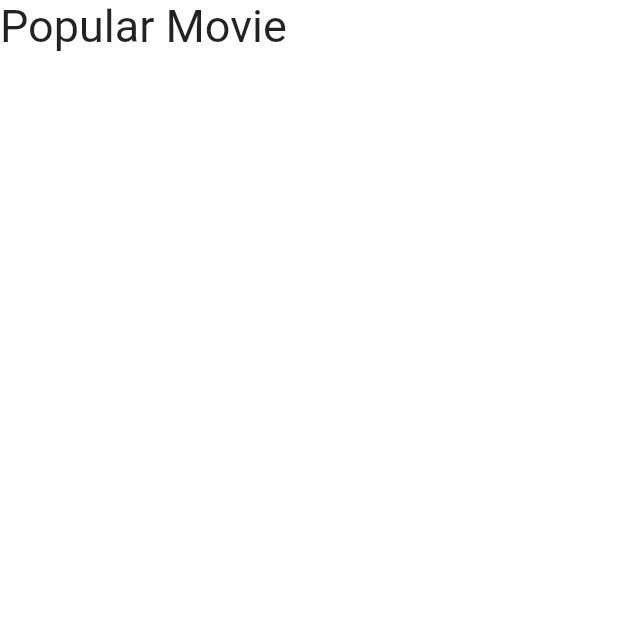
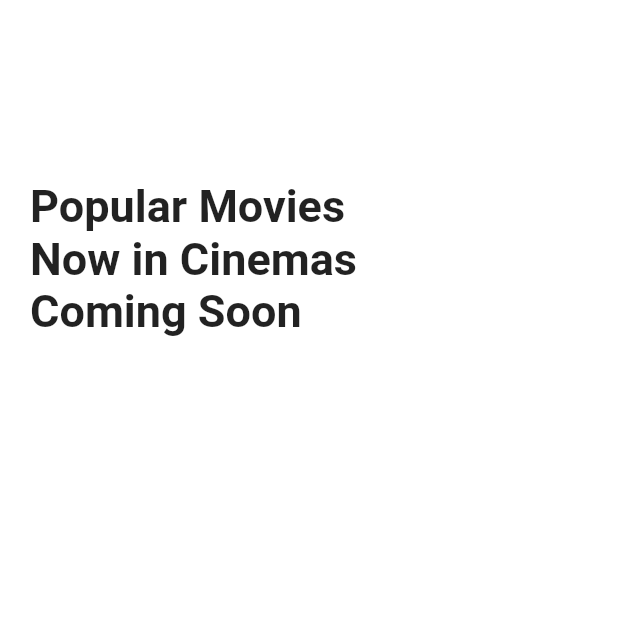
Before and after one commit to grootwo/Flutter-studying, a Flutter app: the screen it shows after launch, on a phone screen of 412 x 824 dp, the top half of it. Run offline on Flutter 3.47's test engine with Material 2 defaults, Android fonts, the phone set to English and light mode, and no system bars; our stand-ins replace flutter_time_picker_spinner.

Commit message:
Add titles

```diff
--- a/movieviewer/lib/screens/home_scree.dart
+++ b/movieviewer/lib/screens/home_scree.dart
@@ -7,16 +7,49 @@ class HomeScreen extends StatelessWidget {
   Widget build(BuildContext context) {
     return Scaffold(
       backgroundColor: Colors.white,
-      body: Column(
+      body: Padding(
+        padding: const EdgeInsets.all(20.0),
+        child: Column(
+          children: [
+            const SizedBox(
+              height: 100,
+            ),
+            Row(
               children: const [
                 Text(
-            'Popular Movie',
+                  'Popular Movies',
                   style: TextStyle(
                     fontSize: 30,
+                    fontWeight: FontWeight.w700,
                   ),
                 ),
               ],
             ),
+            Row(
+              children: const [
+                Text(
+                  'Now in Cinemas',
+                  style: TextStyle(
+                    fontSize: 30,
+                    fontWeight: FontWeight.w700,
+                  ),
+                ),
+              ],
+            ),
+            Row(
+              children: const [
+                Text(
+                  'Coming Soon',
+                  style: TextStyle(
+                    fontSize: 30,
+                    fontWeight: FontWeight.w700,
+                  ),
+                ),
+              ],
+            ),
+          ],
+        ),
+      ),
     );
   }
 }
```
Lines whose indentation alone changed are shown as unchanged.
